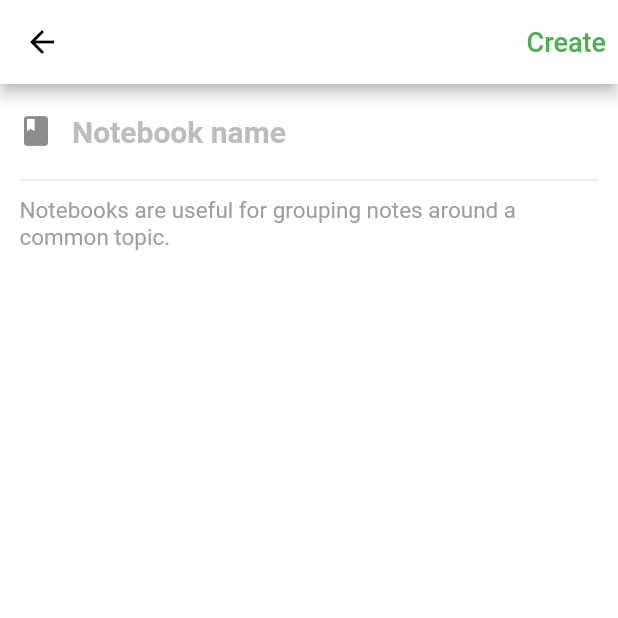
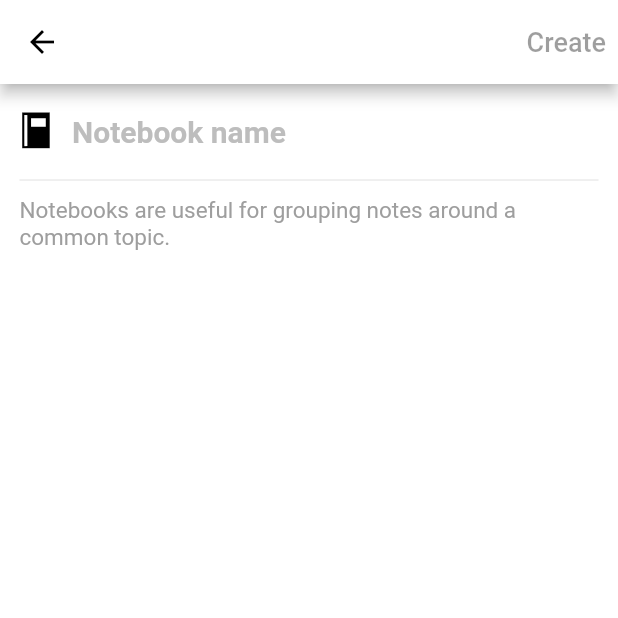
Before and after one commit to Armawill/evernote_clone, a Flutter app: the AddNotebookScreen screen opened by its route, on a phone screen of 412 x 824 dp, the top half of it. Run offline on Flutter 3.47's test engine with Material 2 defaults, Android fonts, the light colour scheme and no system bars; our stand-ins replace another_flushbar, bloc, equatable, flutter_bloc, sqflite; accounts and stored records are empty; network calls fail.

Commit message:
Added notebook name validation
Added name validation when creating a notebook

```diff
--- a/lib/screens/add_notebook_screen.dart
+++ b/lib/screens/add_notebook_screen.dart
@@ -1,23 +1,40 @@
+import 'package:evernote_clone/presentation/custom_icons_icons.dart';
 import 'package:flutter/material.dart';
 import 'package:flutter_bloc/flutter_bloc.dart';
 
 import '../notebook/notebook.dart';
 
-class AddNotebookScreen extends StatelessWidget {
+class AddNotebookScreen extends StatefulWidget {
   static const routeName = '/add-notebook';
+
+  @override
+  State<AddNotebookScreen> createState() => _AddNotebookScreenState();
+}
+
+class _AddNotebookScreenState extends State<AddNotebookScreen> {
   final _controller = TextEditingController();
+
+  final _formKey = GlobalKey<FormState>();
+
+  String title = '';
+
+  bool _isExist = false;
+
   @override
   Widget build(BuildContext context) {
+    var notebookBloc = BlocProvider.of<NotebooksBloc>(context);
     return Scaffold(
       appBar: AppBar(
         actions: [
           TextButton(
-            onPressed: () {
-              var notebookBloc = BlocProvider.of<NotebooksBloc>(context);
-              notebookBloc.add(AddNotebookEvent(_controller.text));
-              Navigator.pop(context);
-            },
-            child: Text(
+            onPressed: _controller.text.isEmpty || _isExist
+                ? null
+                : () {
+                    var notebookBloc = BlocProvider.of<NotebooksBloc>(context);
+                    notebookBloc.add(AddNotebookEvent(_controller.text.trim()));
+                    Navigator.pop(context);
+                  },
+            child: const Text(
               'Create',
               style: TextStyle(fontSize: 18),
             ),
@@ -28,7 +45,7 @@ class AddNotebookScreen extends StatelessWidget {
         children: [
           TextField(
             controller: _controller,
-            style: TextStyle(
+            style: const TextStyle(
               fontSize: 20,
               fontWeight: FontWeight.bold,
             ),
@@ -37,18 +54,36 @@ class AddNotebookScreen extends StatelessWidget {
               hintStyle: TextStyle(
                 color: Colors.grey[400],
               ),
-              prefixIcon: Icon(Icons.book),
+              prefixIcon: const Icon(
+                CustomIcons.notebook_filled,
+                color: Colors.black,
+              ),
               iconColor: Colors.black,
-              border: OutlineInputBorder(borderSide: BorderSide.none),
+              border: const OutlineInputBorder(borderSide: BorderSide.none),
             ),
+            onChanged: (value) {
+              var index = notebookBloc.state.loadedNotebooks
+                  .indexWhere((nb) => nb.title == value.trim());
+              if (index >= 0) {
+                setState(() {
+                  _isExist = true;
+                  title = value;
+                });
+              } else {
+                setState(() {
+                  _isExist = false;
+                  title = '';
+                });
+              }
+            },
           ),
-          Divider(
+          const Divider(
             endIndent: 13,
             indent: 13,
             height: 2,
           ),
-          Padding(
-            padding: const EdgeInsets.symmetric(horizontal: 13, vertical: 10),
+          const Padding(
+            padding: EdgeInsets.symmetric(horizontal: 13, vertical: 10),
             child: Text(
               'Notebooks are useful for grouping notes around a common topic.',
               style: TextStyle(
@@ -57,6 +92,17 @@ class AddNotebookScreen extends StatelessWidget {
               ),
             ),
           ),
+          if (_isExist)
+            Padding(
+              padding: EdgeInsets.symmetric(horizontal: 13, vertical: 10),
+              child: Text(
+                'Error: There is already a notebook named "$title". Please use a unique name.',
+                style: TextStyle(
+                  color: Colors.red,
+                  fontSize: 15,
+                ),
+              ),
+            ),
         ],
       ),
     );
```
